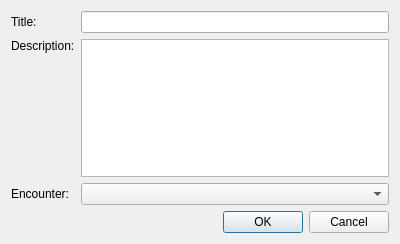
The window that DMHelper/src/mapmarkerdialog.ui (MMetze/DMHelper) describes before a commit, drawn with Qt 5.
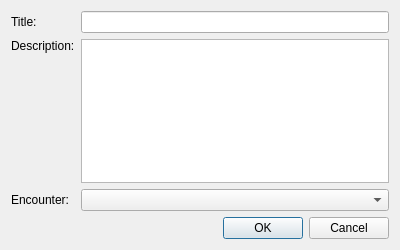
The same window after the commit.

```diff
--- a/DMHelper/src/mapmarkerdialog.ui
+++ b/DMHelper/src/mapmarkerdialog.ui
@@ -7,9 +7,15 @@
     <x>0</x>
     <y>0</y>
     <width>400</width>
-    <height>244</height>
+    <height>250</height>
    </rect>
   </property>
+  <property name="minimumSize">
+   <size>
+    <width>400</width>
+    <height>250</height>
+   </size>
+  </property>
   <property name="windowTitle">
    <string>Edit Marker</string>
   </property>
```
